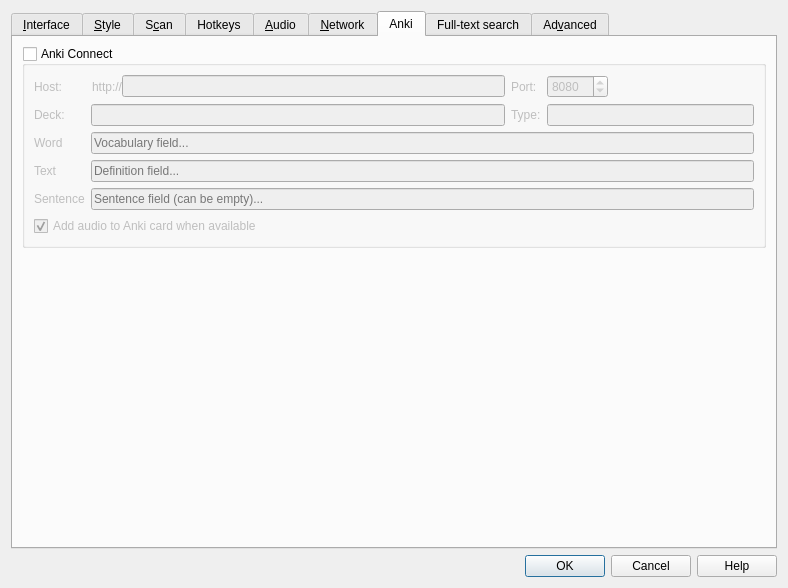
Before: the Qt Designer form src/ui/preferences.ui in xiaoyifang/goldendict-ng, drawn with Qt 5.
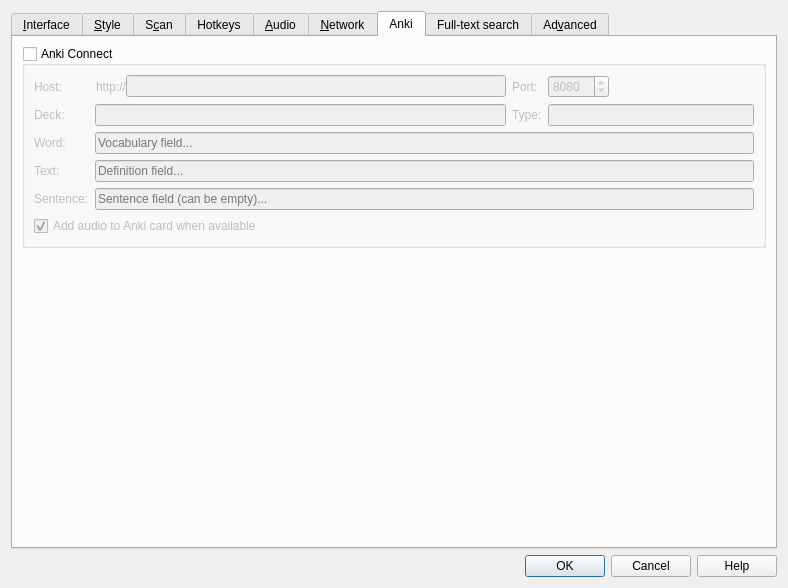
After: the same form once the commit is applied. The open tabs and pages were chosen to show the change. Icons and pictures are not drawn.

Commit message: style(ui): add colons to Word/Text/Sentence labels for consistency

```diff
--- a/src/ui/preferences.ui
+++ b/src/ui/preferences.ui
@@ -1336,7 +1336,7 @@
           <item row="2" column="0">
            <widget class="QLabel" name="wordLabel">
             <property name="text">
-             <string>Word</string>
+             <string>Word:</string>
             </property>
            </widget>
           </item>
@@ -1350,7 +1350,7 @@
           <item row="3" column="0">
            <widget class="QLabel" name="textLabel">
             <property name="text">
-             <string>Text</string>
+             <string>Text:</string>
             </property>
            </widget>
           </item>
@@ -1364,7 +1364,7 @@
           <item row="4" column="0">
            <widget class="QLabel" name="sentenceLabel">
             <property name="text">
-             <string>Sentence</string>
+             <string>Sentence:</string>
             </property>
            </widget>
           </item>
```
